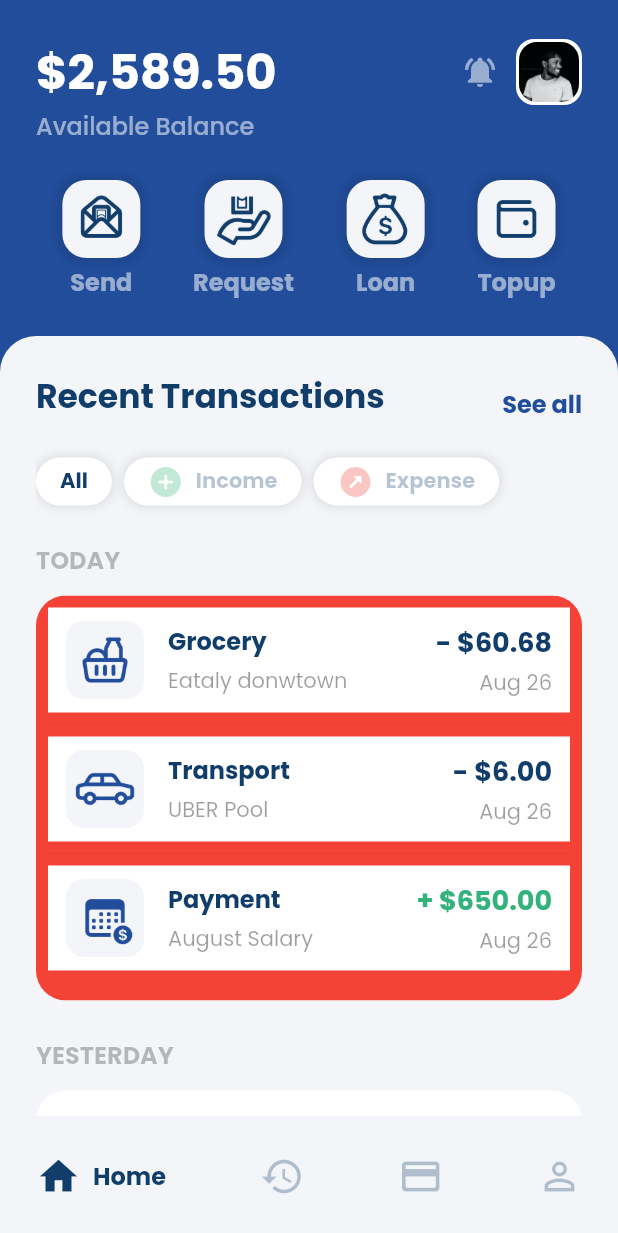
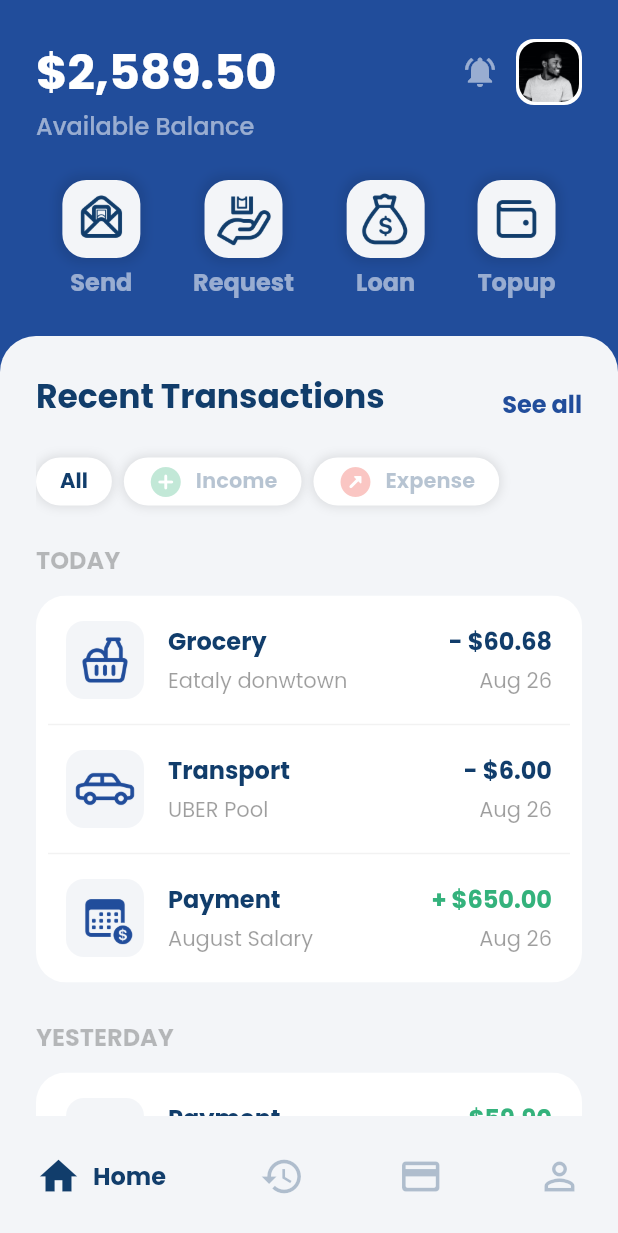
Before and after one commit to bonifacioronald/banking-app, a Flutter app: the screen it shows after launch, on a phone screen of 412 x 824 dp. Shown: the top 1233 px of the screen. Run offline on Flutter 3.47's test engine with Material 2 defaults, Android fonts, the phone set to English and light mode, and no system bars; drawn by our look-alikes of google_nav_bar.

Commit message:
First Commit

```diff
--- a/lib/main.dart
+++ b/lib/main.dart
@@ -1,7 +1,8 @@
-import 'package:banking_app/providers/transactions_provider.dart';
-import 'package:banking_app/screens/main_menu_screen.dart';
 import 'package:flutter/material.dart';
 import 'package:provider/provider.dart';
+
+import '../providers/transactions_provider.dart';
+import '../screens/main_menu_screen.dart';
 
 void main() {
   runApp(const MyApp());
@@ -10,7 +11,6 @@ void main() {
 class MyApp extends StatelessWidget {
   const MyApp({Key? key}) : super(key: key);
 
-  // This widget is the root of your application.
   @override
   Widget build(BuildContext context) {
     return MultiProvider(
--- a/lib/providers/transactions_provider.dart
+++ b/lib/providers/transactions_provider.dart
@@ -2,7 +2,7 @@ import 'package:flutter/material.dart';
 import '../models/transaction.dart';
 
 class TransactionsProvider with ChangeNotifier {
-  List<Transaction> recentTransactionList = [
+  List<Transaction> allTransactionList = [
     Transaction(
         category: 'Grocery',
         details: 'Eataly donwtown',
@@ -24,5 +24,35 @@ class TransactionsProvider with ChangeNotifier {
         amount: '+ \$650.00',
         date: 'Aug 26',
         isExpense: false),
+    Transaction(
+        category: 'Payment',
+        details: 'Transfer From Client',
+        logoUrl: 'assets/images/salary_category_icon.png',
+        amount: '- \$59.90',
+        date: 'Aug 25',
+        isExpense: false),
+    Transaction(
+        category: 'Grocery',
+        details: 'Costco Restaurant',
+        logoUrl: 'assets/images/grocery_category_icon.png',
+        amount: '- \$19.50',
+        date: 'Aug 25',
+        isExpense: true),
   ];
+
+  List<Transaction> get todaysTransaction {
+    return allTransactionList.where((tx) => tx.date == 'Aug 26').toList();
+  }
+
+  List<Transaction> get yesterdaysTransaction {
+    return allTransactionList.where((tx) => tx.date == 'Aug 25').toList();
+  }
+
+  List<Transaction> get incomeTransaction {
+    return allTransactionList.where((tx) => tx.isExpense == false).toList();
+  }
+
+  List<Transaction> get expenseTransaction {
+    return allTransactionList.where((tx) => tx.isExpense == true).toList();
+  }
 }
--- a/lib/screens/main_menu_screen.dart
+++ b/lib/screens/main_menu_screen.dart
@@ -1,12 +1,12 @@
-import 'package:banking_app/models/transaction.dart';
-import 'package:banking_app/providers/transactions_provider.dart';
-import 'package:banking_app/widgets/main_menu_action_buttons.dart';
-import 'package:banking_app/widgets/recent_transaction_category_buttons.dart';
-import 'package:banking_app/widgets/recent_transaction_list_tiles.dart';
 import 'package:flutter/material.dart';
+import 'package:provider/provider.dart';
 import 'package:google_nav_bar/google_nav_bar.dart';
-import 'package:provider/provider.dart';
+
 import '../models/colors.dart' as custom_colors;
+import '../providers/transactions_provider.dart';
+import '../widgets/main_menu_action_buttons.dart';
+import '../widgets/recent_transaction_category_buttons.dart';
+import '../widgets/recent_transaction_list_tiles.dart';
 
 class MainMenuScreen extends StatelessWidget {
   const MainMenuScreen({Key? key}) : super(key: key);
@@ -94,7 +94,7 @@ class MainMenuScreen extends StatelessWidget {
                             fontWeight: FontWeight.bold,
                             fontSize: 32),
                       ),
-                      Spacer(),
+                      const Spacer(),
                       const Icon(
                         Icons.notifications_active,
                         color: Colors.white54,
@@ -169,14 +169,14 @@ class MainMenuScreen extends StatelessWidget {
                     decoration: BoxDecoration(
                       color: custom_colors.lightGrayBackground,
                       borderRadius: const BorderRadius.only(
-                          topLeft: const Radius.circular(24),
-                          topRight: const Radius.circular(24)),
+                          topLeft: Radius.circular(24),
+                          topRight: Radius.circular(24)),
                     ),
                     child: Padding(
                       padding:
                           const EdgeInsets.only(top: 24, left: 24, right: 24),
                       child: SingleChildScrollView(
-                        physics: BouncingScrollPhysics(),
+                        physics: const BouncingScrollPhysics(),
                         child: Column(
                           crossAxisAlignment: CrossAxisAlignment.start,
                           children: [
@@ -205,8 +205,12 @@ class MainMenuScreen extends StatelessWidget {
                             ),
                             Row(
                               children: [
-                                RecentTransactionCategoryButtons('All',
-                                    Icons.ac_unit, Colors.transparent, true),
+                                RecentTransactionCategoryButtons(
+                                  'All',
+                                  Icons.ac_unit,
+                                  Colors.transparent,
+                                  true,
+                                ),
                                 RecentTransactionCategoryButtons(
                                     'Income',
                                     Icons.add_circle_rounded,
@@ -236,14 +240,18 @@ class MainMenuScreen extends StatelessWidget {
                               borderRadius: BorderRadius.circular(20),
                               child: Container(
                                 width: double.infinity,
-                                padding: EdgeInsets.all(8),
-                                color: Colors.red,
+                                padding: const EdgeInsets.all(8),
+                                color: Colors.white,
                                 height:
                                     Provider.of<TransactionsProvider>(context)
-                                            .recentTransactionList
+                                            .todaysTransaction
                                             .length *
-                                        90,
-                                child: RecentTransactionListTiles(),
+                                        86,
+                                child: Container(
+                                  child: RecentTransactionListTiles(
+                                    isTodayTransaction: true,
+                                  ),
+                                ),
                               ),
                             ),
                             const SizedBox(
@@ -259,11 +267,23 @@ class MainMenuScreen extends StatelessWidget {
                             const SizedBox(
                               height: 12,
                             ),
-                            Container(
-                              height: 100,
-                              decoration: BoxDecoration(
-                                  color: Colors.white,
-                                  borderRadius: BorderRadius.circular(20)),
+                            ClipRRect(
+                              borderRadius: BorderRadius.circular(20),
+                              child: Container(
+                                width: double.infinity,
+                                padding: const EdgeInsets.all(8),
+                                color: Colors.white,
+                                height:
+                                    Provider.of<TransactionsProvider>(context)
+                                            .yesterdaysTransaction
+                                            .length *
+                                        86,
+                                child: Container(
+                                  child: RecentTransactionListTiles(
+                                    isTodayTransaction: false,
+                                  ),
+                                ),
+                              ),
                             ),
                           ],
                         ),
--- a/lib/widgets/main_menu_action_buttons.dart
+++ b/lib/widgets/main_menu_action_buttons.dart
@@ -1,11 +1,13 @@
 import 'package:flutter/material.dart';
 import '../models/colors.dart' as custom_colors;
 
+// ignore: must_be_immutable
 class MainMenuActionButtons extends StatelessWidget {
   String title;
   String imageUrl;
 
-  MainMenuActionButtons(this.title, this.imageUrl);
+  MainMenuActionButtons(this.title, this.imageUrl, {Key? key})
+      : super(key: key);
 
   @override
   Widget build(BuildContext context) {
@@ -32,13 +34,16 @@ class MainMenuActionButtons extends StatelessWidget {
             ),
           ),
         ),
-        SizedBox(
+        const SizedBox(
           height: 4,
         ),
         Text(
           title,
-          style: TextStyle(
-              fontSize: 16, color: Colors.white54, fontWeight: FontWeight.bold),
+          style: const TextStyle(
+            fontSize: 16,
+            color: Colors.white54,
+            fontWeight: FontWeight.bold,
+          ),
         )
       ],
     );
--- a/lib/widgets/recent_transaction_list_tiles.dart
+++ b/lib/widgets/recent_transaction_list_tiles.dart
@@ -5,14 +5,20 @@ import 'package:provider/provider.dart';
 import '../models/colors.dart' as custom_colors;
 
 class RecentTransactionListTiles extends StatelessWidget {
-  const RecentTransactionListTiles({Key? key}) : super(key: key);
+  bool isTodayTransaction;
+
+  RecentTransactionListTiles({required this.isTodayTransaction});
 
   @override
   Widget build(BuildContext context) {
-    List<Transaction> transactionsList =
-        Provider.of<TransactionsProvider>(context, listen: false)
-            .recentTransactionList;
+    List<Transaction> transactionsList = isTodayTransaction
+        ? Provider.of<TransactionsProvider>(context, listen: false)
+            .todaysTransaction
+        : Provider.of<TransactionsProvider>(context, listen: false)
+            .yesterdaysTransaction;
+
     return ListView.builder(
+      padding: EdgeInsets.zero,
       physics: NeverScrollableScrollPhysics(),
       itemCount: transactionsList.length,
       itemBuilder: (_, index) {
@@ -70,7 +76,7 @@ class RecentTransactionListTiles extends StatelessWidget {
                         transactionsList[index].amount,
                         style: TextStyle(
                             fontWeight: FontWeight.bold,
-                            fontSize: 18,
+                            fontSize: 16,
                             color: transactionsList[index].isExpense
                                 ? custom_colors.primary
                                 : custom_colors.greenAccent),
```
